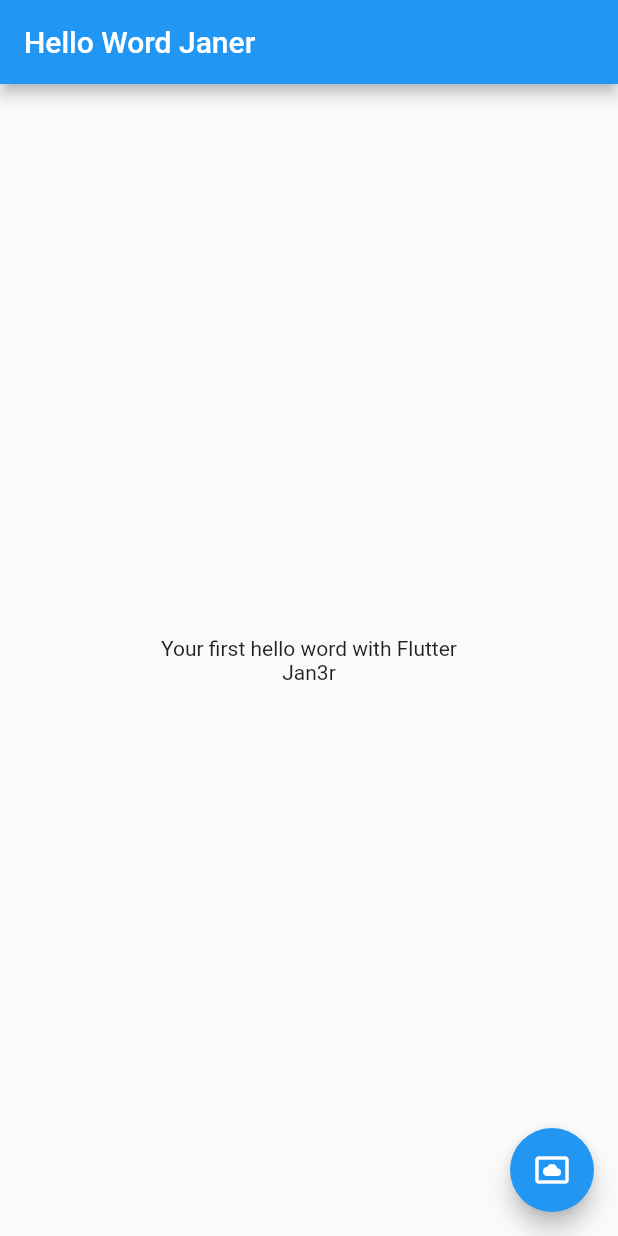
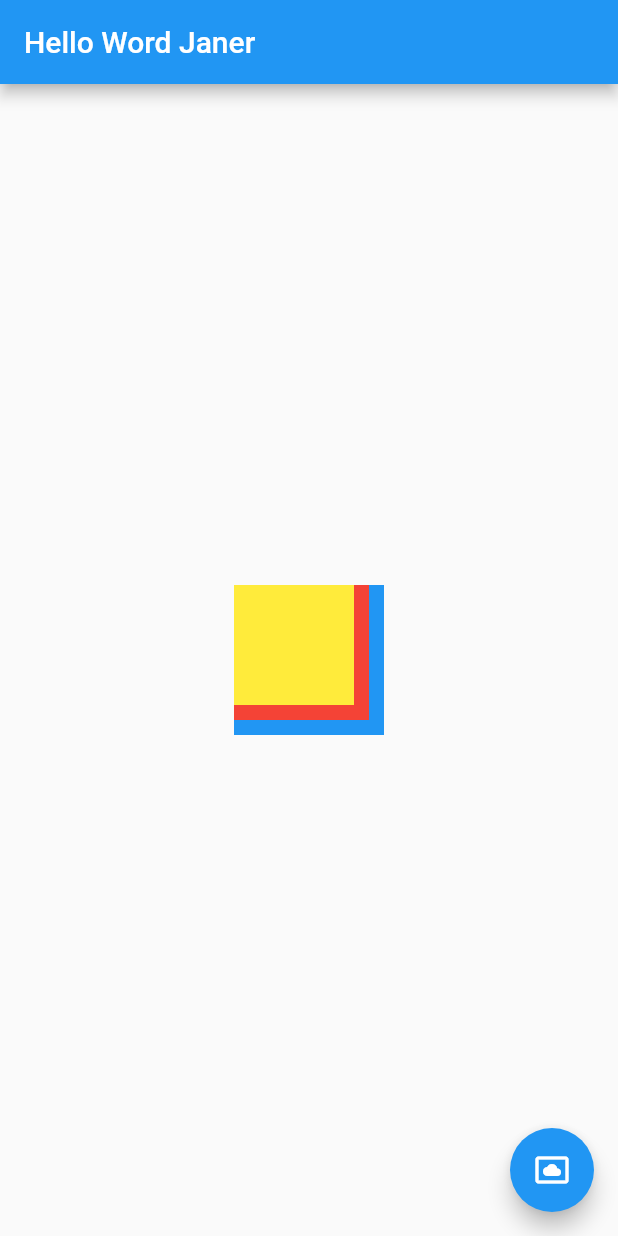
Before and after one commit to janerleonardo/FlutterBasic, a Flutter app: the screen it shows after launch, on a phone screen of 412 x 824 dp. Run offline on Flutter 3.47's test engine with Material 2 defaults, Android fonts, the phone set to English and light mode, and no system bars.

Commit message:
Wiget Stack

```diff
--- a/lib/main.dart
+++ b/lib/main.dart
@@ -29,13 +29,27 @@ class MyApp extends StatelessWidget {
           title: Text("Hello Word Janer"),
         ),
         body: Center(
-          child: Column(
-            mainAxisAlignment: MainAxisAlignment.center,
-            children: <Widget>[
-              const Text("Your first hello word with Flutter"),
-              const Text("Jan3r"),
+          child: Stack(
+            fit: StackFit.passthrough,
+            children: <Widget> [
+              Container(
+                width: 100,
+                height: 100,
+                color: Colors.blue,
+              ),
+              Container (
+                width: 90,
+                height: 90,
+                color: Colors.red,
+              ),
+              Container(
+                width: 80,
+                height: 80,
+                color: Colors.yellow,
+              ),
+
             ],
-          ),
+          )
         ) ,
         floatingActionButton: FloatingActionButton(onPressed: () => 1+1 ,
           tooltip: "Button",
```
